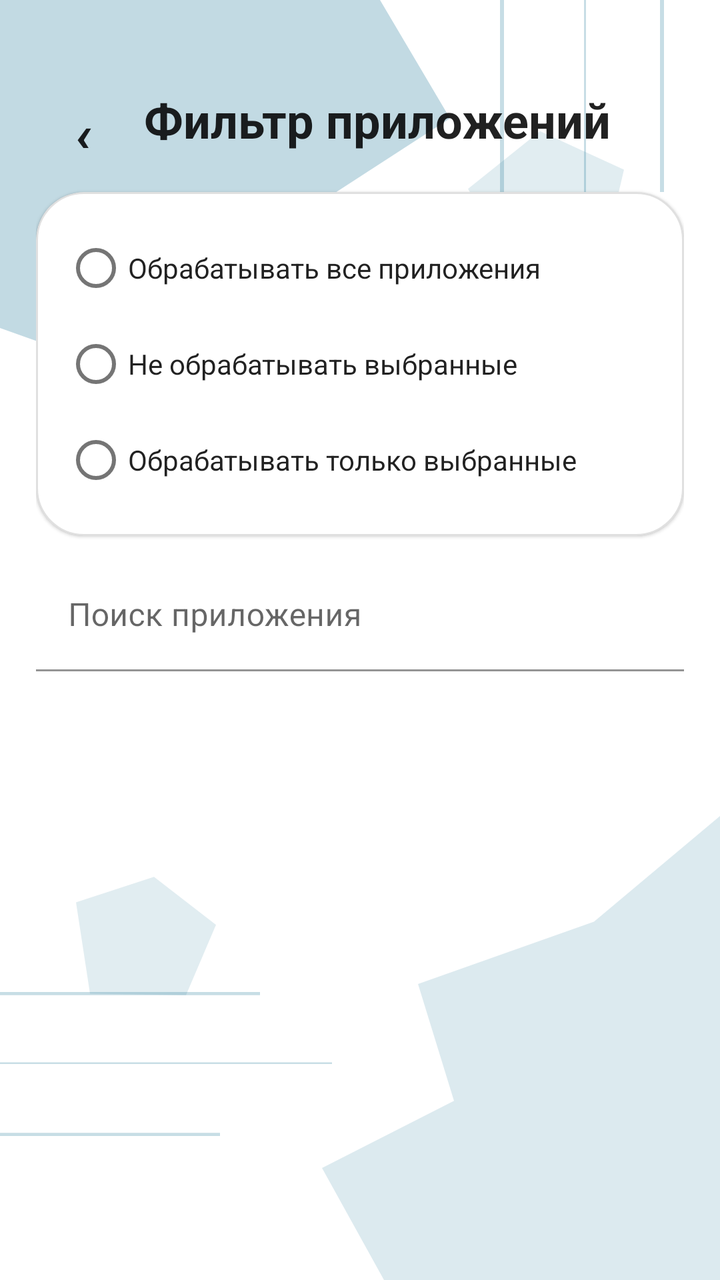
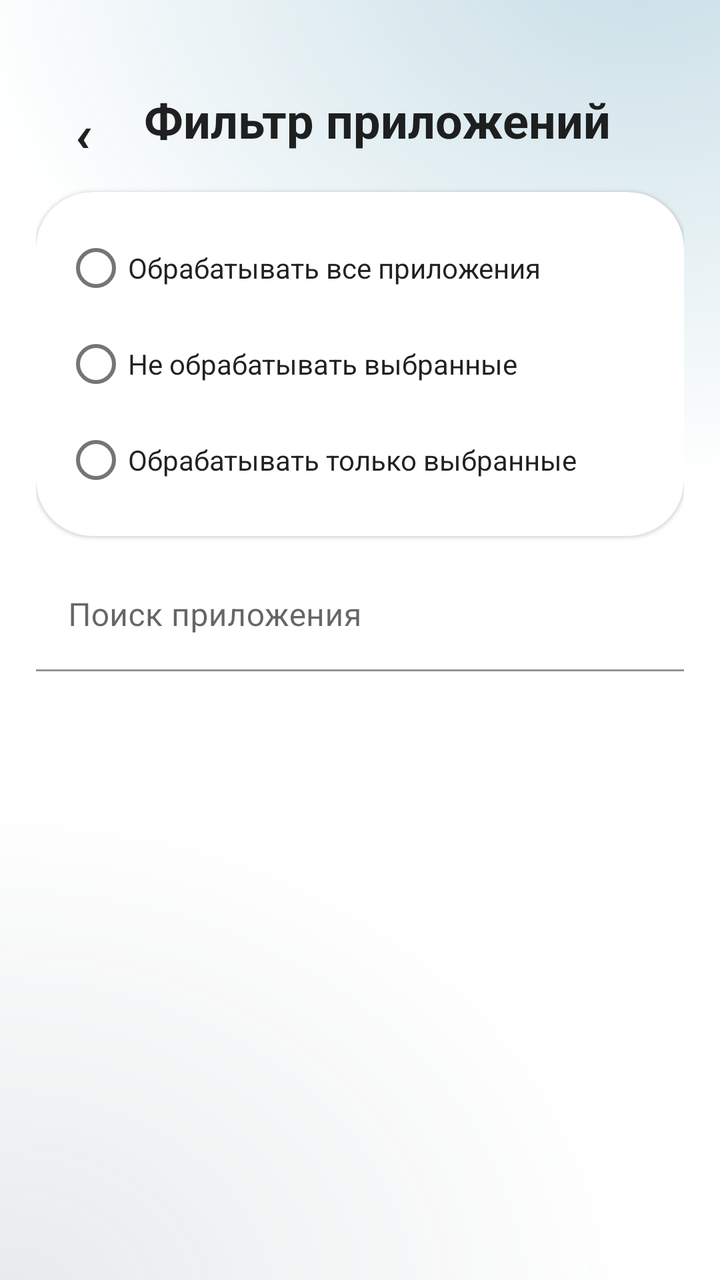

The first picture is an Android layout as it rendered before a commit; the second is the same layout after the commit. The layout source and the unified diff follow.
<!-- AndroidManifest.xml: application theme Theme.LimeFlow -->
<!-- res/layout/activity_app_filter.xml -->
<?xml version="1.0" encoding="utf-8"?>
<LinearLayout xmlns:android="http://schemas.android.com/apk/res/android"
    xmlns:app="http://schemas.android.com/apk/res-auto"
    android:layout_width="match_parent"
    android:layout_height="match_parent"
    android:background="@drawable/bg_limeflow"
    android:orientation="vertical"
    android:paddingHorizontal="18dp">

    <LinearLayout
        android:layout_width="match_parent"
        android:layout_height="wrap_content"
        android:layout_marginTop="36dp"
        android:gravity="center_vertical">

        <com.google.android.material.button.MaterialButton
            android:id="@+id/filter_back"
            style="@style/Widget.MaterialComponents.Button.TextButton"
            android:layout_width="48dp"
            android:layout_height="48dp"
            android:minWidth="0dp"
            android:text="@string/back_symbol"
            android:textColor="?android:attr/textColorPrimary"
            android:textSize="30sp"
            app:backgroundTint="@android:color/transparent" />

        <com.google.android.material.textview.MaterialTextView
            android:layout_width="0dp"
            android:layout_height="wrap_content"
            android:layout_marginStart="6dp"
            android:layout_weight="1"
            android:text="@string/app_filter_title"
            android:textColor="?android:attr/textColorPrimary"
            android:textSize="24sp"
            android:textStyle="bold" />
    </LinearLayout>

    <com.google.android.material.card.MaterialCardView
        android:layout_width="match_parent"
        android:layout_height="wrap_content"
        android:layout_marginTop="12dp"
        app:cardBackgroundColor="?attr/colorSurface"
        app:cardCornerRadius="24dp"
        app:strokeColor="?attr/colorControlHighlight"
        app:strokeWidth="1dp">

        <RadioGroup
            android:id="@+id/filter_mode"
            android:layout_width="match_parent"
            android:layout_height="wrap_content"
            android:padding="14dp">

            <RadioButton
                android:id="@+id/filter_all"
                android:layout_width="match_parent"
                android:layout_height="wrap_content"
                android:text="@string/app_filter_all"
                android:textColor="?android:attr/textColorPrimary" />

            <RadioButton
                android:id="@+id/filter_exclude"
                android:layout_width="match_parent"
                android:layout_height="wrap_content"
                android:text="@string/app_filter_exclude"
                android:textColor="?android:attr/textColorPrimary" />

            <RadioButton
                android:id="@+id/filter_include"
                android:layout_width="match_parent"
                android:layout_height="wrap_content"
                android:text="@string/app_filter_include"
                android:textColor="?android:attr/textColorPrimary" />
        </RadioGroup>
    </com.google.android.material.card.MaterialCardView>

    <com.google.android.material.textfield.TextInputLayout
        android:layout_width="match_parent"
        android:layout_height="wrap_content"
        android:layout_marginTop="12dp"
        android:hint="@string/app_filter_search"
        app:boxBackgroundColor="?attr/colorSurface"
        app:boxCornerRadiusBottomEnd="20dp"
        app:boxCornerRadiusBottomStart="20dp"
        app:boxCornerRadiusTopEnd="20dp"
        app:boxCornerRadiusTopStart="20dp"
        app:endIconMode="clear_text">

        <com.google.android.material.textfield.TextInputEditText
            android:id="@+id/filter_search"
            android:layout_width="match_parent"
            android:layout_height="wrap_content"
            android:inputType="text"
            android:maxLines="1"
            android:textColor="?android:attr/textColorPrimary" />
    </com.google.android.material.textfield.TextInputLayout>

    <com.google.android.material.textview.MaterialTextView
        android:id="@+id/filter_count"
        android:layout_width="match_parent"
        android:layout_height="wrap_content"
        android:paddingVertical="10dp"
        android:textColor="?android:attr/textColorSecondary"
        android:textSize="13sp" />

    <androidx.recyclerview.widget.RecyclerView
        android:id="@+id/apps_list"
        android:layout_width="match_parent"
        android:layout_height="0dp"
        android:layout_weight="1"
        android:clipToPadding="false"
        android:paddingBottom="20dp" />
</LinearLayout>
<!-- resources referenced by this layout -->
<resources>
  <!-- drawable bg_limeflow (drawable) -->
  <?xml version="1.0" encoding="utf-8"?>
  <vector xmlns:android="http://schemas.android.com/apk/res/android"
      android:width="360dp"
      android:height="800dp"
      android:viewportWidth="360"
      android:viewportHeight="800">
      <path android:fillColor="?android:attr/colorBackground" android:pathData="M0,0h360v800H0z" />
      <path android:fillAlpha="0.24" android:fillColor="?attr/colorPrimary" android:pathData="M0,0h190l35,74 -63,51 12,72 -91,45L0,205z" />
      <path android:fillAlpha="0.14" android:fillColor="?attr/colorPrimary" android:pathData="M360,510v290H192l-31,-70 66,-42 -18,-73 88,-39z" />
      <path android:fillAlpha="0.22" android:fillColor="?attr/colorPrimary" android:pathData="M250,0h2v155h-2zM292,0h1v190h-1zM330,0h2v120h-2zM0,620h130v2H0zM0,664h166v1H0zM0,708h110v2H0z" />
      <path android:fillAlpha="0.12" android:fillColor="?attr/colorPrimary" android:pathData="M270,82l42,24 -9,48 -49,7 -20,-43zM38,564l39,-16 31,30 -15,44 -48,-1z" />
  </vector>
  <string name="app_filter_all">Обрабатывать все приложения</string>
  <string name="app_filter_exclude">Не обрабатывать выбранные</string>
  <string name="app_filter_include">Обрабатывать только выбранные</string>
  <string name="app_filter_search">Поиск приложения</string>
  <string name="app_filter_title">Фильтр приложений</string>
  <string name="back_symbol" translatable="false">‹</string>
  <style name="Theme.LimeFlow" parent="Theme.MaterialComponents.DayNight.NoActionBar">
          
          <item name="colorPrimary">@color/lime_primary</item>
          <item name="colorPrimaryVariant">@color/lime_primary_variant</item>
          <item name="colorOnPrimary">@color/white</item>
          
          <item name="colorSecondary">@color/lime_secondary</item>
          <item name="colorSecondaryVariant">@color/lime_primary_variant</item>
          <item name="colorOnSecondary">@color/white</item>
          
          <item name="android:statusBarColor">@android:color/transparent</item>
          <item name="android:navigationBarColor">?android:attr/colorBackground</item>
          <item name="android:windowLightStatusBar">true</item>
          
      </style>
  <color name="lime_primary">#1769E0</color>
  <color name="lime_primary_variant">#0D47A1</color>
  <color name="white">#FFFFFFFF</color>
  <color name="lime_secondary">#4094F7</color>
</resources>

<!-- the commit's change to res/layout/activity_app_filter.xml (unified diff, before → after) -->
@@ -40,9 +40,9 @@
         android:layout_height="wrap_content"
         android:layout_marginTop="12dp"
         app:cardBackgroundColor="?attr/colorSurface"
-        app:cardCornerRadius="24dp"
+        app:cardCornerRadius="28dp"
         app:strokeColor="?attr/colorControlHighlight"
-        app:strokeWidth="1dp">
+        app:strokeWidth="0dp">
 
         <RadioGroup
             android:id="@+id/filter_mode"
<!-- resource entries referenced after the edit -->
@@ -8,10 +8,8 @@
       android:viewportWidth="360"
       android:viewportHeight="800">
       <path android:fillColor="?android:attr/colorBackground" android:pathData="M0,0h360v800H0z" />
-      <path android:fillAlpha="0.24" android:fillColor="?attr/colorPrimary" android:pathData="M0,0h190l35,74 -63,51 12,72 -91,45L0,205z" />
-      <path android:fillAlpha="0.14" android:fillColor="?attr/colorPrimary" android:pathData="M360,510v290H192l-31,-70 66,-42 -18,-73 88,-39z" />
-      <path android:fillAlpha="0.22" android:fillColor="?attr/colorPrimary" android:pathData="M250,0h2v155h-2zM292,0h1v190h-1zM330,0h2v120h-2zM0,620h130v2H0zM0,664h166v1H0zM0,708h110v2H0z" />
-      <path android:fillAlpha="0.12" android:fillColor="?attr/colorPrimary" android:pathData="M270,82l42,24 -9,48 -49,7 -20,-43zM38,564l39,-16 31,30 -15,44 -48,-1z" />
+      <path android:fillAlpha="0.06" android:fillColor="?attr/colorPrimary"
+          android:pathData="M320,-40m-260,0a260,260 0,1 1,520 0a260,260 0,1 1,-520 0" />
   </vector>
   <string name="app_filter_all">Обрабатывать все приложения</string>
   <string name="app_filter_exclude">Не обрабатывать выбранные</string>
